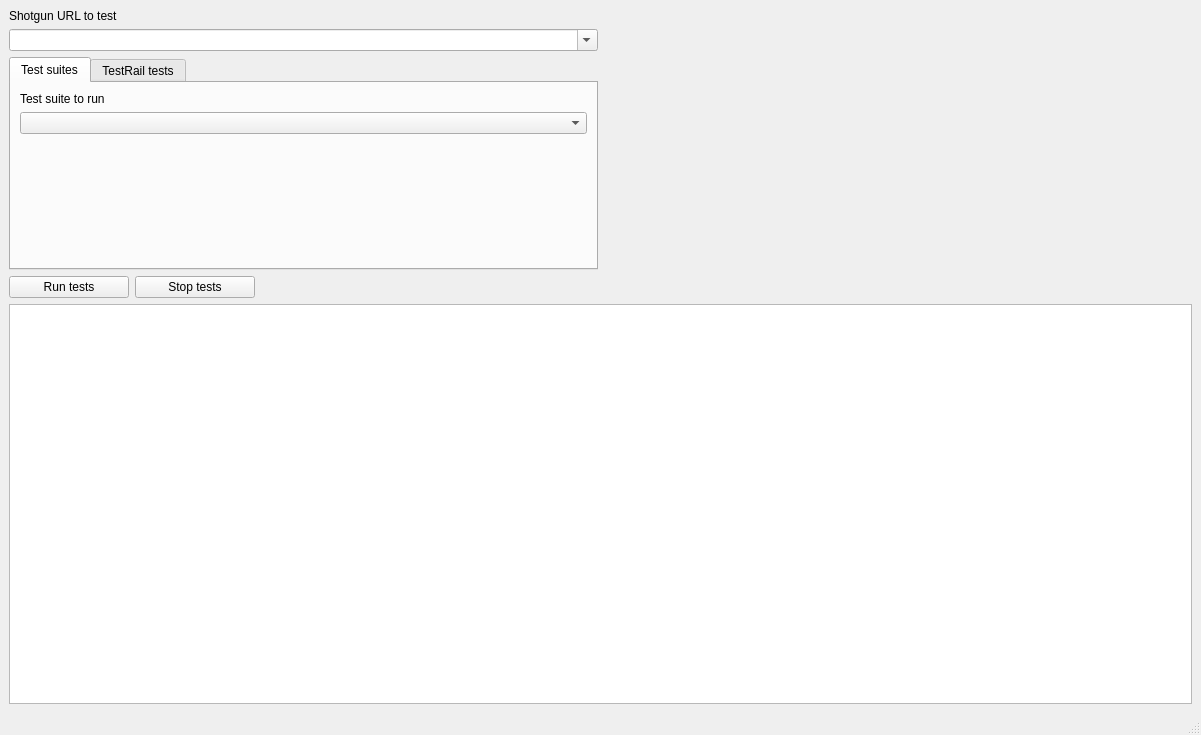
Before: the Qt Designer form SG_Automation/runTestsGUI.ui in shotgunsoftware/sg-automation, drawn with Qt 5.
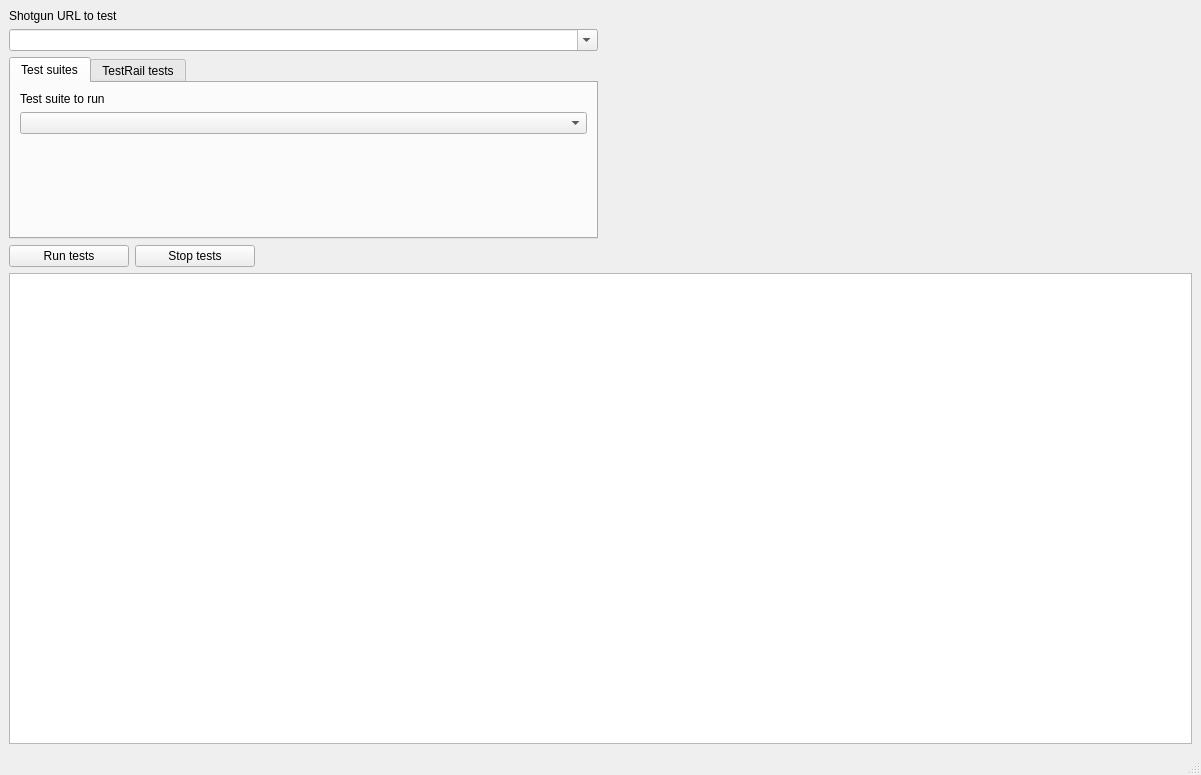
After: the same form once the commit is applied. The open tabs and pages were chosen to show the change.

Commit message: Made text area a bit bigger

Diff of the .ui file:
```diff
--- a/SG_Automation/runTestsGUI.ui
+++ b/SG_Automation/runTestsGUI.ui
@@ -7,7 +7,7 @@
     <x>0</x>
     <y>0</y>
     <width>1201</width>
-    <height>735</height>
+    <height>775</height>
    </rect>
   </property>
   <property name="windowTitle">
@@ -87,10 +87,22 @@
     </item>
     <item row="5" column="0">
      <widget class="QTabWidget" name="tabTestModes">
+      <property name="sizePolicy">
+       <sizepolicy hsizetype="Expanding" vsizetype="Minimum">
+        <horstretch>0</horstretch>
+        <verstretch>0</verstretch>
+       </sizepolicy>
+      </property>
       <property name="currentIndex">
        <number>0</number>
       </property>
       <widget class="QWidget" name="tabTestSuites">
+       <property name="sizePolicy">
+        <sizepolicy hsizetype="Preferred" vsizetype="Preferred">
+         <horstretch>0</horstretch>
+         <verstretch>0</verstretch>
+        </sizepolicy>
+       </property>
        <attribute name="title">
         <string>Test suites</string>
        </attribute>
```
Left out of the diff: 2 changed lines with no effect on the pictures. The commit also changes 1 other file.
